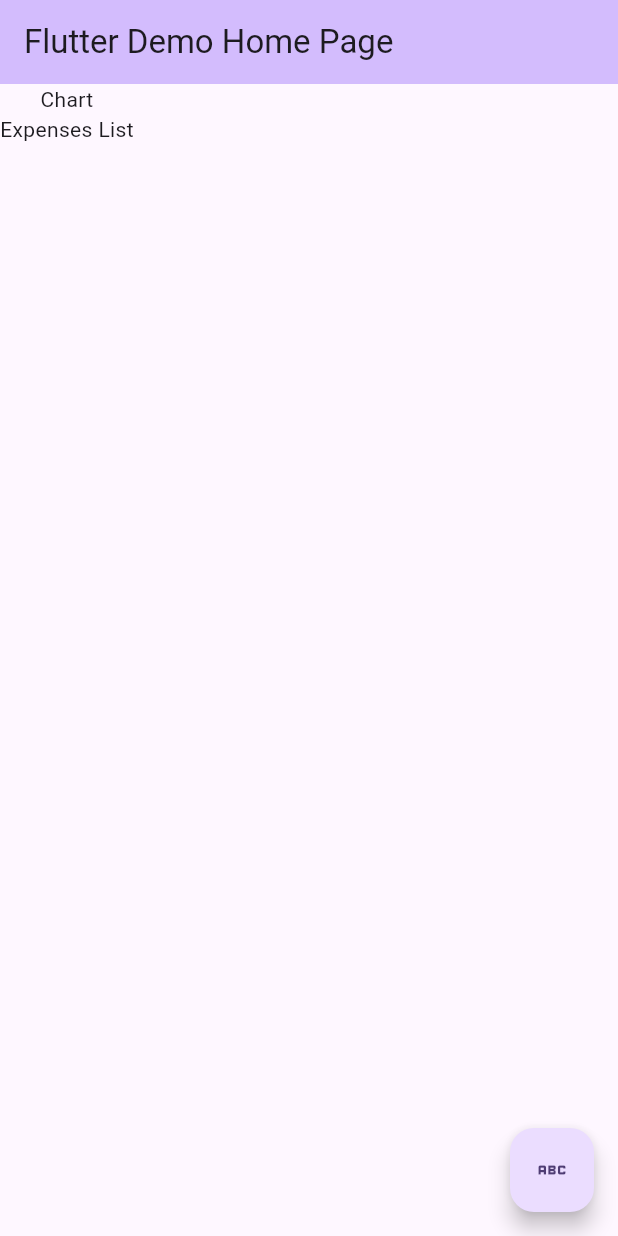
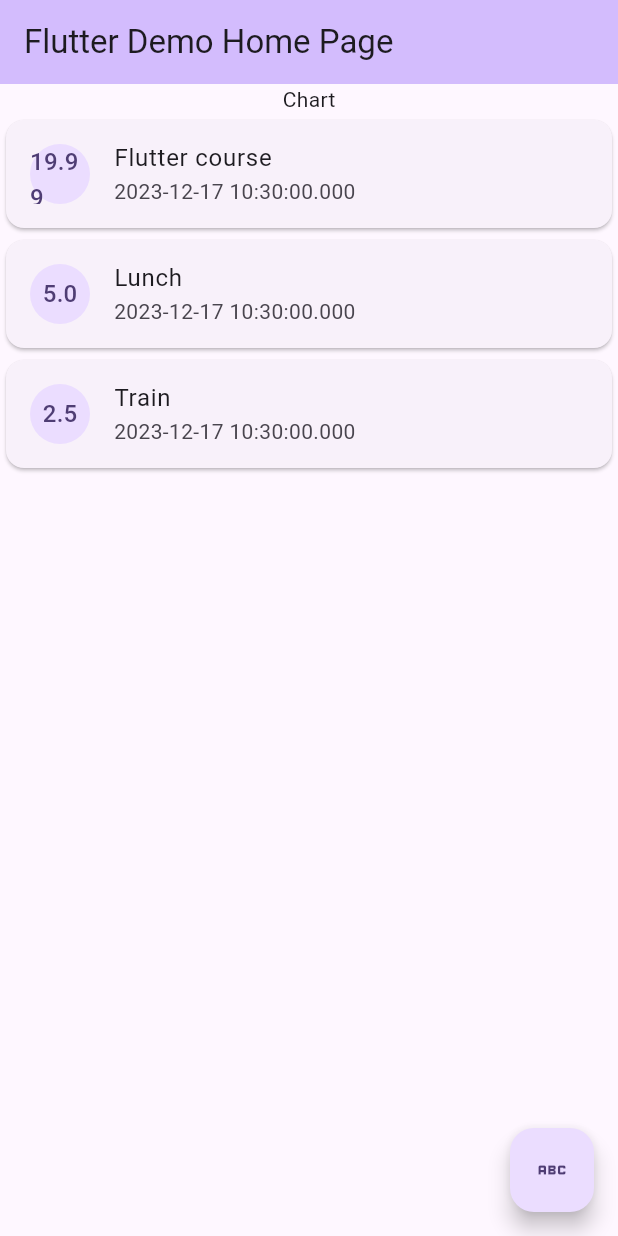
Before and after one commit to gayashan4lk/budget_tracker, a Flutter app: the screen it shows after launch, on a phone screen of 412 x 824 dp. Run offline on Flutter 3.47's test engine with Material 3 defaults, Android fonts, the phone set to English and light mode, and no system bars.

Commit message:
create Expenses list ui

```diff
--- /dev/null
+++ b/lib/home.dart
@@ -0,0 +1,69 @@
+import 'package:budget_tracker/models/expense.dart';
+import 'package:flutter/material.dart';
+
+class HomePage extends StatefulWidget {
+  const HomePage({super.key, required this.title});
+
+  final String title;
+
+  @override
+  State<HomePage> createState() => _HomePageState();
+}
+
+class _HomePageState extends State<HomePage> {
+  final List<Expense> _dummyExpenses = [
+    Expense(title: "Flutter course", amount: 19.99, date: DateTime.now(), category: Category.personal),
+    Expense(title: "Lunch", amount: 5.00, date: DateTime.now(), category: Category.food),
+    Expense(title: "Train", amount: 2.50, date: DateTime.now(), category: Category.transportation),
+  ];
+
+  @override
+  Widget build(BuildContext context) {
+    return Scaffold(
+      appBar: AppBar(
+        backgroundColor: Theme.of(context).colorScheme.inversePrimary,
+        title: Text(widget.title),
+      ),
+      body: Column(
+        children: [
+          const Text('Chart'),
+          Expanded(
+            child: ExpensesList(
+              expenses: _dummyExpenses,
+            ),
+          )
+        ],
+      ),
+      floatingActionButton: FloatingActionButton(
+        onPressed: () => {},
+        tooltip: 'floating action button',
+        child: const Icon(Icons.abc),
+      ),
+    );
+  }
+}
+
+class ExpensesList extends StatelessWidget {
+  const ExpensesList({super.key, required this.expenses});
+
+  final List<Expense> expenses;
+
+  @override
+  Widget build(BuildContext context) {
+    return ListView.builder(
+      itemCount: expenses.length,
+      itemBuilder: (context, index) {
+        final expense = expenses[index];
+        return Card(
+          child: ListTile(
+            leading: CircleAvatar(
+              child: Text(expense.amount.toString()),
+            ),
+            title: Text(expense.title),
+            subtitle: Text(expense.date.toString()),
+          ),
+        );
+      },
+    );
+  }
+}
--- a/lib/home_page.dart
+++ /dev/null
@@ -1,30 +0,0 @@
-import 'package:flutter/material.dart';
-
-class HomePage extends StatefulWidget {
-  const HomePage({super.key, required this.title});
-
-  final String title;
-
-  @override
-  State<HomePage> createState() => _HomePageState();
-}
-
-class _HomePageState extends State<HomePage> {
-  @override
-  Widget build(BuildContext context) {
-    return Scaffold(
-      appBar: AppBar(
-        backgroundColor: Theme.of(context).colorScheme.inversePrimary,
-        title: Text(widget.title),
-      ),
-      body: const Column(
-        children: <Widget>[Text('Chart'), Text('Expenses List')],
-      ),
-      floatingActionButton: FloatingActionButton(
-        onPressed: () => {},
-        tooltip: 'floating action button',
-        child: const Icon(Icons.abc),
-      ),
-    );
-  }
-}
--- a/lib/main.dart
+++ b/lib/main.dart
@@ -1,6 +1,6 @@
 import 'package:flutter/material.dart';
 
-import 'home_page.dart';
+import 'home.dart';
 
 void main() {
   runApp(const MyApp());
```
